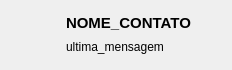
This is design/templates/contatos.ui in Zstraffey/NewTE as Qt 5 draws it before an edit. The edited form follows.
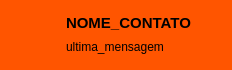
This is the edited form. Icons and pictures are not drawn.

Patch:
```diff
--- a/design/templates/contatos.ui
+++ b/design/templates/contatos.ui
@@ -22,6 +22,12 @@
      <height>70</height>
     </rect>
    </property>
+   <property name="sizePolicy">
+    <sizepolicy hsizetype="Fixed" vsizetype="Fixed">
+     <horstretch>0</horstretch>
+     <verstretch>0</verstretch>
+    </sizepolicy>
+   </property>
    <property name="maximumSize">
     <size>
      <width>16777215</width>
@@ -32,7 +38,7 @@
     <cursorShape>PointingHandCursor</cursorShape>
    </property>
    <property name="styleSheet">
-    <string notr="true"/>
+    <string notr="true">background-color: rgb(255, 85, 0);</string>
    </property>
    <layout class="QHBoxLayout" name="horizontalLayout_9">
     <property name="leftMargin">
```
